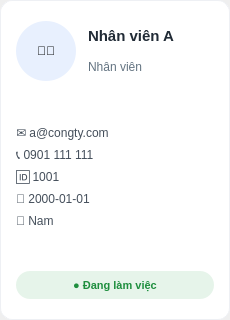
vttaan/OOP---Management-Application-Project, file src/view/employeecard.ui: the form before one commit.
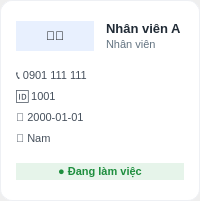
The form after the commit.

What changed in the file:
```diff
--- a/src/view/employeecard.ui
+++ b/src/view/employeecard.ui
@@ -2,26 +2,9 @@
 <ui version="4.0">
  <class>EmployeeCard</class>
  <widget class="QWidget" name="EmployeeCard">
-  <property name="geometry">
-   <rect>
-    <x>0</x>
-    <y>0</y>
-    <width>230</width>
-    <height>320</height>
-   </rect>
-  </property>
-  <property name="minimumSize">
-   <size>
-    <width>230</width>
-    <height>320</height>
-   </size>
-  </property>
-  <property name="maximumSize">
-   <size>
-    <width>230</width>
-    <height>320</height>
-   </size>
-  </property>
+  
+  
+  
   <layout class="QVBoxLayout" name="verticalLayout">
    <property name="leftMargin">
     <number>0</number>
@@ -71,18 +54,8 @@
         </property>
         <item>
          <widget class="QLabel" name="lblAvatar">
-          <property name="minimumSize">
-           <size>
-            <width>60</width>
-            <height>60</height>
-           </size>
-          </property>
-          <property name="maximumSize">
-           <size>
-            <width>60</width>
-            <height>60</height>
-           </size>
-          </property>
+          
+          
           <property name="styleSheet">
            <string notr="true">background-color: #e8f0fe;
 border-radius: 30px;</string>
@@ -104,12 +77,12 @@
            <widget class="QLabel" name="lblName">
             <property name="font">
              <font>
-              <pointsize>11</pointsize>
+              <pointsize>10</pointsize>
               <bold>true</bold>
              </font>
             </property>
             <property name="styleSheet">
-             <string notr="true">color: #212b36;</string>
+             <string notr="true">color: #212b36; border: none; background: transparent;</string>
             </property>
             <property name="text">
              <string>Nhân viên A</string>
@@ -126,11 +99,11 @@
            <widget class="QLabel" name="lblRole">
             <property name="font">
              <font>
-              <pointsize>9</pointsize>
+              <pointsize>8</pointsize>
              </font>
             </property>
             <property name="styleSheet">
-             <string notr="true">color: #637381;</string>
+             <string notr="true">color: #637381; border: none; background: transparent;</string>
             </property>
             <property name="text">
              <string>Nhân viên</string>
@@ -157,20 +130,11 @@
         </property>
        </spacer>
       </item>
-      <item>
-       <widget class="QLabel" name="lblEmail">
-        <property name="styleSheet">
-         <string notr="true">color: #454f5b;</string>
-        </property>
-        <property name="text">
-         <string>✉️ a@congty.com</string>
-        </property>
-       </widget>
-      </item>
+      
       <item>
        <widget class="QLabel" name="lblPhone">
         <property name="styleSheet">
-         <string notr="true">color: #454f5b;</string>
+         <string notr="true">color: #454f5b; border: none; background: transparent; font-size: 11px;</string>
         </property>
         <property name="text">
          <string>📞 0901 111 111</string>
@@ -180,7 +144,7 @@
       <item>
        <widget class="QLabel" name="lblID">
         <property name="styleSheet">
-         <string notr="true">color: #454f5b;</string>
+         <string notr="true">color: #454f5b; border: none; background: transparent; font-size: 11px;</string>
         </property>
         <property name="text">
          <string>🆔 1001</string>
@@ -190,7 +154,7 @@
       <item>
        <widget class="QLabel" name="lblDOB">
         <property name="styleSheet">
-         <string notr="true">color: #454f5b;</string>
+         <string notr="true">color: #454f5b; border: none; background: transparent; font-size: 11px;</string>
         </property>
         <property name="text">
          <string>🎂 2000-01-01</string>
@@ -200,7 +164,7 @@
       <item>
        <widget class="QLabel" name="lblGender">
         <property name="styleSheet">
-         <string notr="true">color: #454f5b;</string>
+         <string notr="true">color: #454f5b; border: none; background: transparent; font-size: 11px;</string>
         </property>
         <property name="text">
          <string>🚻 Nam</string>
@@ -222,12 +186,7 @@
       </item>
       <item>
        <widget class="QPushButton" name="btnStatus">
-        <property name="minimumSize">
-         <size>
-          <width>0</width>
-          <height>28</height>
-         </size>
-        </property>
+        
         <property name="font">
          <font>
           <pointsize>8</pointsize>
```
Left out of the diff: 4 changed lines with no effect on the pictures.
